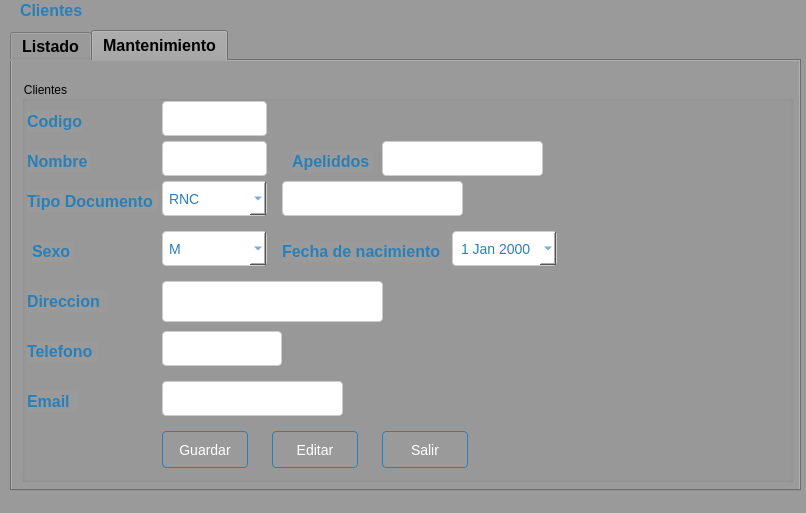
Above: Sistema de ventas/ui/FrmCliente.ui from CodeDrTech/DevelopPython before the change. Below: the same form after it.
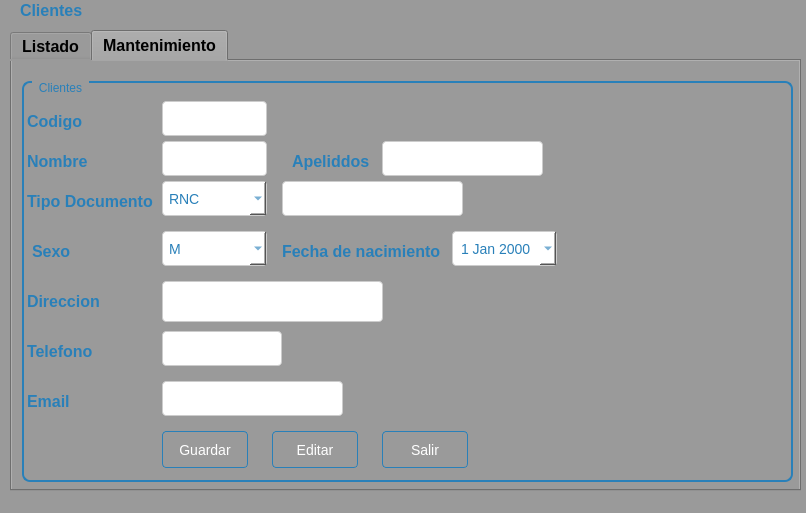
That is the form after the change. The open tabs and pages were chosen to show the change.

```diff
--- a/Sistema de ventas/ui/FrmCliente.ui
+++ b/Sistema de ventas/ui/FrmCliente.ui
@@ -389,6 +389,26 @@
         <height>401</height>
        </rect>
       </property>
+      <property name="styleSheet">
+       <string notr="true">QGroupBox {
+    border: 2px solid #2980b9;
+    border-radius: 8px;
+    padding: 10px;
+    background-color: #9a9a9a;
+}
+
+QGroupBox:title {
+    color: #2980b9;
+    subcontrol-origin: margin;
+    subcontrol-position: top left;
+    left: 10px;
+    padding-left: 5px;
+    padding-right: 5px;
+    border: none;
+}
+
+</string>
+      </property>
       <property name="title">
        <string>Clientes</string>
       </property>
```
